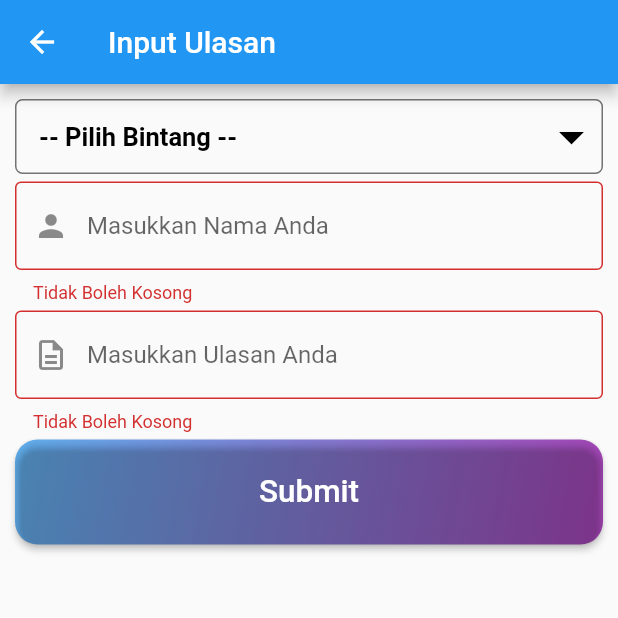
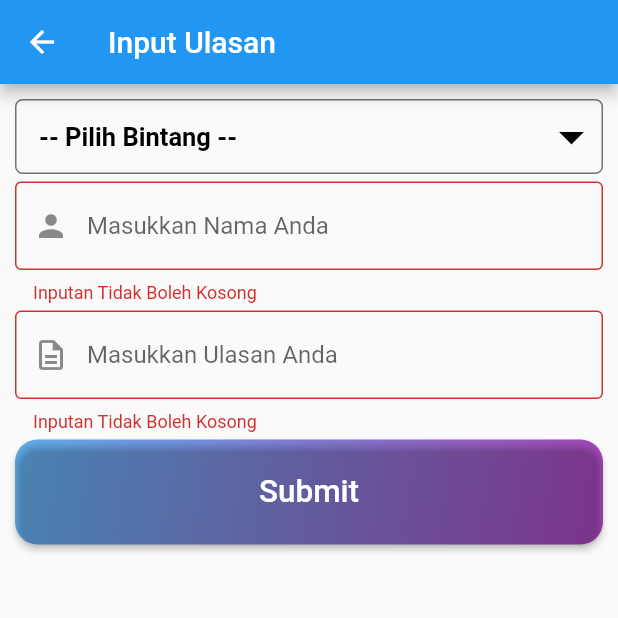
Before and after one commit to TeguhWibowo97/dmi, a Flutter app: the InputUlasanPage screen opened directly, after a tap on "Submit", on a phone screen of 412 x 824 dp, the top half of it. Run offline on Flutter 3.47's test engine with Material 2 defaults, Android fonts, the phone set to English and light mode, and no system bars; our stand-ins replace image_picker; network calls fail.

Commit message:
Memperbaiki inputan

```diff
--- a/lib/controller/databasehelper.dart
+++ b/lib/controller/databasehelper.dart
@@ -1,6 +1,7 @@
 
 class DataBaseHelper{
 
+  String host = "http://192.168.44.139:8000";
   // String serverUrlKategori = "http://192.168.1.4:8000/api/kategori";
   // String serverUrlProduk = "http://192.168.1.4:8000/api/produk";
   // String serverUrlJasa = "http://192.168.1.4:8000/api/jasa";
@@ -14,28 +15,29 @@ class DataBaseHelper{
   // String urlGetUlasanByIdJasa = "http://192.168.1.4:8000/api/ulasanjasa";
 
 
-  String serverUrlKategori = "http://192.168.44.139:8000/api/kategori";
-  String serverUrlProduk = "http://192.168.44.139:8000/api/produk";
-  String serverUrlJasa = "http://192.168.44.139:8000/api/jasa";
-  String serverUrlImage = "http://192.168.44.139:8000/storage/images/";
-  String serverUrlUlasan = "http://192.168.44.139:8000/api/ulas";
-  String urlGetProdukByIdKategori = "http://192.168.44.139:8000/api/getprodukbykategori";
-  String urlGetJasaByIdKategori = "http://192.168.44.139:8000/api/getjasabykategori";
-  String urlGetJasaByPencarian = "http://192.168.44.139:8000/api/carijasa";
-  String urlGetProdukByPencarian = "http://192.168.44.139:8000/api/cariproduk";
-  String urlGetUlasanByIdProduk = "http://192.168.44.139:8000/api/ulasanproduk";
-  String urlGetUlasanByIdJasa = "http://192.168.44.139:8000/api/ulasanjasa";
+  // String serverUrlKategori = "http://192.168.44.139:8000/api/kategori";
+  // String serverUrlProduk = "http://192.168.44.139:8000/api/produk";
+  // String serverUrlJasa = "http://192.168.44.139:8000/api/jasa";
+  // String serverUrlImage = "http://192.168.44.139:8000/storage/images/";
+  // String serverUrlUlasan = "http://192.168.44.139:8000/api/ulas";
+  // String urlGetProdukByIdKategori = "http://192.168.44.139:8000/api/getprodukbykategori";
+  // String urlGetJasaByIdKategori = "http://192.168.44.139:8000/api/getjasabykategori";
+  // String urlGetJasaByPencarian = "http://192.168.44.139:8000/api/carijasa";
+  // String urlGetProdukByPencarian = "http://192.168.44.139:8000/api/cariproduk";
+  // String urlGetUlasanByIdProduk = "http://192.168.44.139:8000/api/ulasanproduk";
+  // String urlGetUlasanByIdJasa = "http://192.168.44.139:8000/api/ulasanjasa";
 
 
-  // String serverUrlKategori = "http://192.168.100.15:8000/api/kategori";
-  // String serverUrlProduk = "http://192.168.100.15:8000/api/produk";
-  // String serverUrlJasa = "http://192.168.100.15:8000/api/jasa";
-  // String serverUrlImage = "http://192.168.100.15:8000/storage/images/";
-  // String serverUrlUlasan = "http://192.168.100.15:8000/api/ulas";
-  // String urlGetProdukByIdKategori = "http://192.168.100.15:8000/api/getprodukbykategori";
-  // String urlGetJasaByIdKategori = "http://192.168.100.15:8000/api/getjasabykategori";
-  // String urlGetJasaByPencarian = "http://192.168.100.15:8000/api/carijasa";
-  // String urlGetProdukByPencarian = "http://192.168.100.15:8000/api/cariproduk";
-  // String urlGetUlasanByIdProduk = "http://192.168.100.15:8000/api/ulasanproduk";
-  // String urlGetUlasanByIdJasa = "http://192.168.100.15:8000/api/ulasanjasa";
+  String serverUrlKategori = "http://192.168.100.7:8000/api/kategori";
+  String serverUrlProduk = "http://192.168.100.7:8000/api/produk";
+  String serverUrlJasa = "http://192.168.100.7:8000/api/jasa";
+  String serverUrlImage = "http://192.168.100.7:8000/storage/images/";
+  String serverUrlUlasan = "http://192.168.100.7:8000/api/ulas";
+  String urlGetProdukByIdKategori = "http://192.168.100.7:8000/api/getprodukbykategori";
+  String urlGetJasaByIdKategori = "http://192.168.100.7:8000/api/getjasabykategori";
+  String urlGetJasaByPencarian = "http://192.168.100.7:8000/api/carijasa";
+  String urlGetProdukByPencarian = "http://192.168.100.7:8000/api/cariproduk";
+  String urlGetUlasanByIdProduk = "http://192.168.100.7:8000/api/ulasanproduk";
+  String urlGetUlasanByIdJasa = "http://192.168.100.7:8000/api/ulasanjasa";
+
 }
--- a/lib/inputproduk_page.dart
+++ b/lib/inputproduk_page.dart
@@ -44,7 +44,7 @@ class _InputProdukPageState extends State<InputProdukPage> {
       context: context, builder: (context){
       return CupertinoAlertDialog(
         title: Text("Terimakasih, Data Berhasil Disimpan", textAlign: TextAlign.center,),
-        content: Text("Produk anda akan diverifikasi terlebih dahulu oleh admin dan akan ditampilkan dalam waktu 1x24 Jam, Untuk info lebih lanjut silahkan bisa hubungi ke email admin@gmail.com ", textAlign: TextAlign.center),
+        content: Text("Produk anda akan diverifikasi terlebih dahulu oleh admin dan akan ditampilkan dalam waktu 1x24 Jam, Untuk info lebih lanjut mengenai perubahan data dan lain-lain silahkan bisa hubungi ke email admin-dmi@gmail.com ", textAlign: TextAlign.center),
         actions: <Widget>[
           TextButton(onPressed: (){
             Navigator.push(context, MaterialPageRoute(builder: (context){
@@ -254,7 +254,7 @@ class _InputProdukPageState extends State<InputProdukPage> {
                         autovalidateMode: AutovalidateMode.onUserInteraction,
                         validator: (value) {
                           if (value.isEmpty) {
-                            return "Tidak Boleh Kosong";
+                            return "Inputan Tidak Boleh Kosong";
                           }
                           return null;
                         },
@@ -272,7 +272,7 @@ class _InputProdukPageState extends State<InputProdukPage> {
                         autovalidateMode: AutovalidateMode.onUserInteraction,
                         validator: (value) {
                           if (value.isEmpty) {
-                            return "Tidak Boleh Kosong";
+                            return "Inputan Tidak Boleh Kosong";
                           }
                           return null;
                         },
@@ -290,7 +290,7 @@ class _InputProdukPageState extends State<InputProdukPage> {
                         autovalidateMode: AutovalidateMode.onUserInteraction,
                         validator: (value) {
                           if (value.isEmpty) {
-                            return "Tidak Boleh Kosong";
+                            return "Inputan Tidak Boleh Kosong";
                           }
                           return null;
                         },
@@ -309,7 +309,7 @@ class _InputProdukPageState extends State<InputProdukPage> {
                         autovalidateMode: AutovalidateMode.onUserInteraction,
                         validator: (value) {
                           if (value.isEmpty) {
-                            return "Tidak Boleh Kosong";
+                            return "Inputan Tidak Boleh Kosong";
                           }
                           return null;
                         },
@@ -331,7 +331,7 @@ class _InputProdukPageState extends State<InputProdukPage> {
                         autovalidateMode: AutovalidateMode.onUserInteraction,
                         validator: (value) {
                           if (value.isEmpty) {
-                            return "Tidak Boleh Kosong";
+                            return "Inputan Tidak Boleh Kosong";
                           }
                           return null;
                         },
@@ -349,7 +349,7 @@ class _InputProdukPageState extends State<InputProdukPage> {
                         autovalidateMode: AutovalidateMode.onUserInteraction,
                         validator: (value) {
                           if (value.isEmpty) {
-                            return "Tidak Boleh Kosong";
+                            return "Inputan Tidak Boleh Kosong";
                           }
                           return null;
                         },
@@ -368,7 +368,7 @@ class _InputProdukPageState extends State<InputProdukPage> {
                         autovalidateMode: AutovalidateMode.onUserInteraction,
                         validator: (value) {
                           if (value.isEmpty) {
-                            return "Tidak Boleh Kosong";
+                            return "Inputan Tidak Boleh Kosong";
                           }
                           return null;
                         },
--- a/lib/inputulasan_page.dart
+++ b/lib/inputulasan_page.dart
@@ -64,7 +64,7 @@ class _InputUlasanPageState extends State<InputUlasanPage> {
               textAlign: TextAlign.center,
             ),
             content: Text(
-                "Ulasan anda akan segera ditampilkan, dan admin berhak menghapus ulasan anda jika dirasa ulasan tidak relevan.",
+                "Ulasan anda akan segera ditampilkan, dan admin berhak menghapus ulasan anda jika dirasa ulasan tidak relevan atau mengandung unsur yang tidak layak untuk ditampilkan.",
                 textAlign: TextAlign.center),
             actions: <Widget>[
               TextButton(
@@ -168,7 +168,7 @@ class _InputUlasanPageState extends State<InputUlasanPage> {
               TextFormField(
                 validator: (value) {
                   if (value.isEmpty) {
-                    return "Tidak Boleh Kosong";
+                    return "Inputan Tidak Boleh Kosong";
                   }
                   return null;
                 },
@@ -186,7 +186,7 @@ class _InputUlasanPageState extends State<InputUlasanPage> {
               TextFormField(
                 validator: (value) {
                   if (value.isEmpty) {
-                    return "Tidak Boleh Kosong";
+                    return "Inputan Tidak Boleh Kosong";
                   }
                   return null;
                 },
--- a/lib/main.dart
+++ b/lib/main.dart
@@ -11,6 +11,7 @@ class MyApp extends StatelessWidget {
   Widget build(BuildContext context) {
     return MaterialApp(
       home: HomePage(),
+      debugShowCheckedModeBanner: false,
     );
   }
 }
```
Also changed, not shown: 3 other files.
